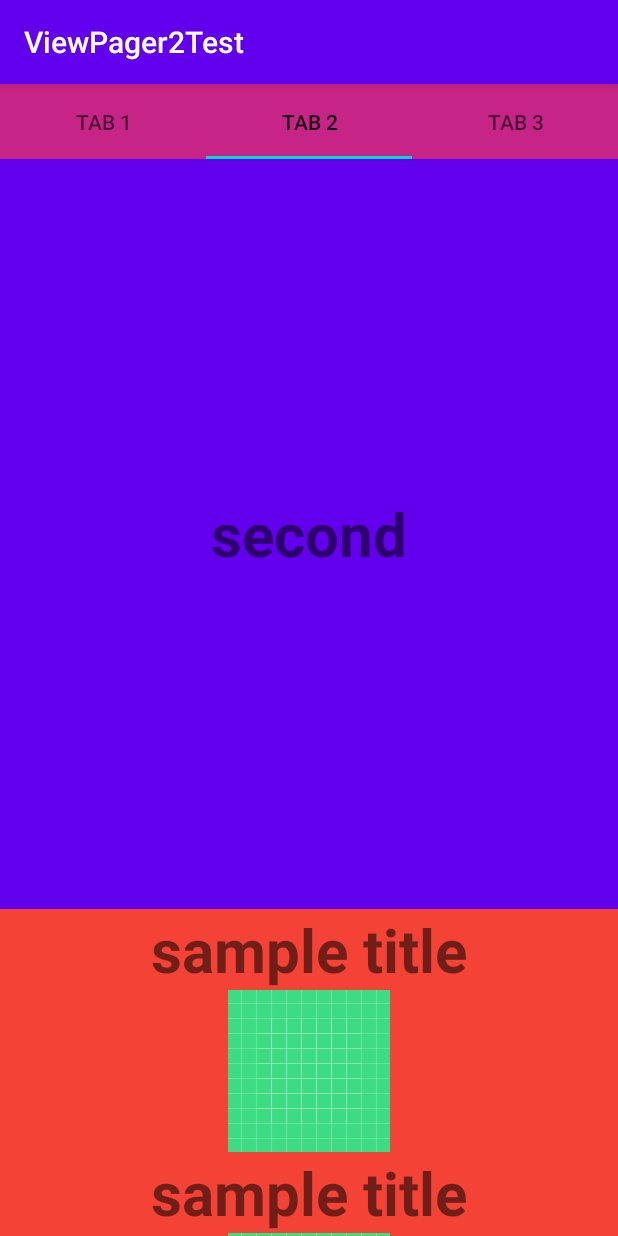
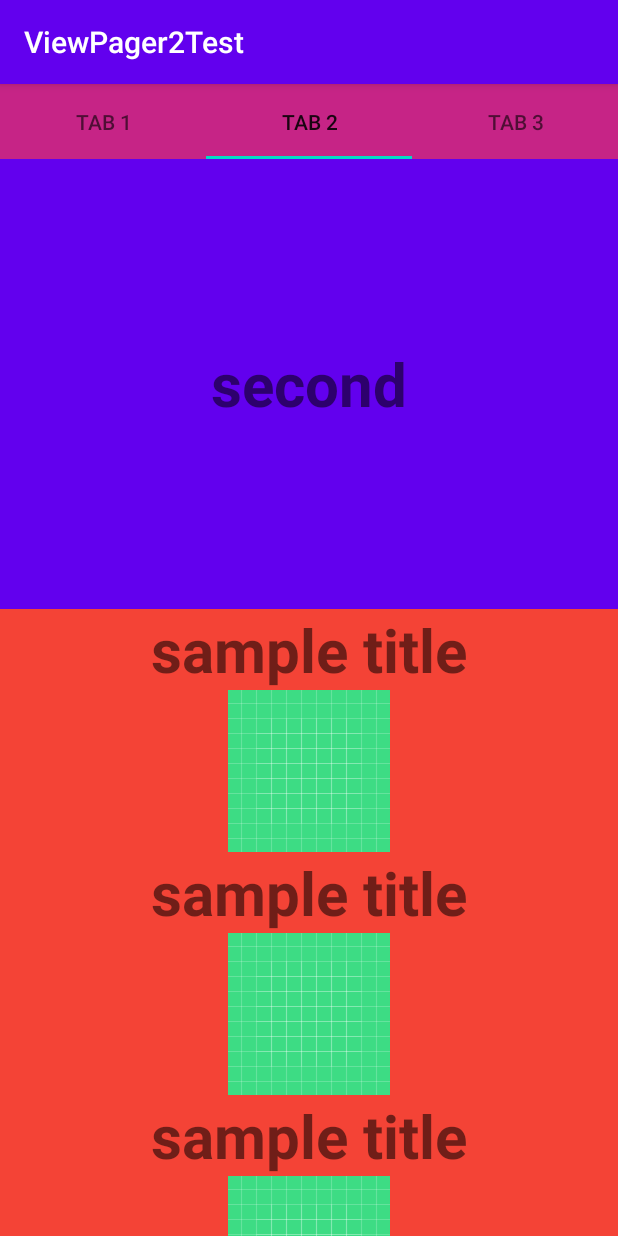
Before and after one commit to world9604/ViewPager2Test, an Android app: the screen it shows after launch (MainActivity), tab 2 chosen, on a phone screen of 412 x 824 dp. Run offline under Robolectric (Android 15) with nearby library versions, the phone set to English and light mode, and no system bars; our stand-ins replace Picasso, data binding.

Commit message:
[refactor] 리팩토링
- 리팩토링

```diff
--- a/app/src/main/AndroidManifest.xml
+++ b/app/src/main/AndroidManifest.xml
@@ -1,11 +1,6 @@
 <?xml version="1.0" encoding="utf-8"?>
 <manifest xmlns:android="http://schemas.android.com/apk/res/android"
     package="com.example.viewpager2test">
-
-    <uses-permission android:name="android.permission.ACCESS_NETWORK_STATE" />
-    <uses-permission android:name="android.permission.INTERNET" />
-    <uses-permission android:name="android.permission.READ_EXTERNAL_STORAGE" />
-    <uses-permission android:name="android.permission.WRITE_EXTERNAL_STORAGE" />
 
     <application
         android:allowBackup="true"
--- a/app/src/main/java/com/example/viewpager2test/MainActivity.kt
+++ b/app/src/main/java/com/example/viewpager2test/MainActivity.kt
@@ -15,27 +15,34 @@ class MainActivity : AppCompatActivity() {
     override fun onCreate(savedInstanceState: Bundle?) {
         super.onCreate(savedInstanceState)
 
-        val binding: ActivityMainBinding = DataBindingUtil.setContentView(
-            this, R.layout.activity_main)
+        // binding SetUp
+        val binding = (DataBindingUtil.setContentView(
+            this, R.layout.activity_main) as ActivityMainBinding)
+            .apply {
+                lifecycleOwner = this@MainActivity
+            }
 
-        binding.lifecycleOwner = this
+        // 1.FragmentStateAdapter 초기화
+        val pagerAdapter = PagerFragmentStateAdapter(this)
+            .apply {
+                addFragment(FirstFragment())
+                addFragment(SecondFragment())
+                addFragment(ThirdFragment())
+            }
 
-        val pagerAdapter = PagerFragmentStateAdapter(this)
-        pagerAdapter.addFragment(FirstFragment())
-        pagerAdapter.addFragment(SecondFragment())
-        pagerAdapter.addFragment(ThirdFragment())
+        // 2.ViewPager2의 Adapter 설정
+        val viewPager: ViewPager2 = binding.pager.apply {
+            adapter = pagerAdapter
+            registerOnPageChangeCallback(object : ViewPager2.OnPageChangeCallback() {
+                override fun onPageSelected(position: Int) {
+                    super.onPageSelected(position)
+                    Log.d("ViewPagerFragment", "Page ${position+1}")
+                }
+            })
+        }
 
-        val viewPager = binding.pager
-        viewPager.adapter = pagerAdapter
-        viewPager.registerOnPageChangeCallback(object : ViewPager2.OnPageChangeCallback() {
-            override fun onPageSelected(position: Int) {
-                super.onPageSelected(position)
-                Log.d("ViewPagerFragment", "Page ${position+1}")
-            }
-        })
-
-        val tabLayout = binding.tabLayout
-        TabLayoutMediator(tabLayout, viewPager) { tab, position ->
+        // 3.TabLayout과 ViewPager 연결
+        TabLayoutMediator(binding.tabLayout, viewPager) { tab, position ->
             tab.text = "Tab ${position + 1}"
         }.attach()
     }
--- a/app/src/main/java/com/example/viewpager2test/PagerFragmentStateAdapter.kt
+++ b/app/src/main/java/com/example/viewpager2test/PagerFragmentStateAdapter.kt
@@ -27,5 +27,4 @@ class PagerFragmentStateAdapter(fragmentActivity: FragmentActivity)
         fragments.removeAt(fragments.size - 1)
         notifyItemRemoved(fragments.size - 1)
     }
-
 }
--- a/app/src/main/java/com/example/viewpager2test/dto/item.kt
+++ b/app/src/main/java/com/example/viewpager2test/dto/item.kt
@@ -2,6 +2,5 @@ package com.example.viewpager2test.dto
 
 data class Item (
     val title: String = "sample title",
-    val content: String = "sample content",
-    val imgKey: String = "https://d1d9isgar8w0es.cloudfront.net/development/campus_talk/group/thumbnail_img/UZE2KZGEFW53I7JVU4L0.jpeg"
+    val content: String = "sample content"
 )
--- a/app/src/main/java/com/example/viewpager2test/fragment/secondFragment/SecondFragment.kt
+++ b/app/src/main/java/com/example/viewpager2test/fragment/secondFragment/SecondFragment.kt
@@ -32,12 +32,11 @@ class SecondFragment : Fragment(){
             lifecycleOwner = viewLifecycleOwner
             viewModel = requireActivity().obtainViewModel(SecondItemViewModel::class.java)
             vm = viewModel
-            recyclerView.setHasFixedSize(true)
-            recyclerView.adapter =
-                SecondRecyclerViewAdapter(
-                    arrayListOf()
-                )
-            recyclerView.layoutManager = LinearLayoutManager(requireActivity())
+            recyclerView.apply {
+                setHasFixedSize(true)
+                adapter = SecondRecyclerViewAdapter(arrayListOf())
+                layoutManager = LinearLayoutManager(requireActivity())
+            }
         }.root
     }
 
--- a/app/src/main/java/com/example/viewpager2test/fragment/secondFragment/SecondRecyclerViewAdapter.kt
+++ b/app/src/main/java/com/example/viewpager2test/fragment/secondFragment/SecondRecyclerViewAdapter.kt
@@ -6,15 +6,15 @@ import androidx.recyclerview.widget.RecyclerView
 import com.example.viewpager2test.databinding.VerticalViewItemBinding
 import com.example.viewpager2test.dto.Item
 
-class SecondRecyclerViewAdapter(var items: List<Item>)
+class SecondRecyclerViewAdapter(private var items: List<Item>)
     :RecyclerView.Adapter<SecondRecyclerViewAdapter.VerticalViewHolder>(){
 
     override fun onCreateViewHolder(parent: ViewGroup, viewType: Int): VerticalViewHolder {
-        val binding = VerticalViewItemBinding
+        return VerticalViewItemBinding
             .inflate(LayoutInflater.from(parent.context), parent, false)
-        return VerticalViewHolder(
-            binding
-        )
+            .run {
+                VerticalViewHolder(this)
+            }
     }
 
     override fun getItemCount(): Int {
@@ -30,6 +30,7 @@ class SecondRecyclerViewAdapter(var items: List<Item>)
         notifyDataSetChanged()
     }
 
+    // ViewHolder
     class VerticalViewHolder(private val binding: VerticalViewItemBinding)
         :RecyclerView.ViewHolder(binding.root){
 
--- a/app/src/main/java/com/example/viewpager2test/util/AdapterBindings.kt
+++ b/app/src/main/java/com/example/viewpager2test/util/AdapterBindings.kt
@@ -23,16 +23,4 @@ object AdapterBindings {
             }
         }
     }
-
-    @BindingAdapter("bind:src")
-    @JvmStatic
-    fun bindSrc(imageView: AppCompatImageView, imgKey: String?) {
-        Log.d(TEST, "bind:src : " + imgKey)
-        Picasso.get()
-                .load(imgKey)
-                .placeholder(R.drawable.ic_launcher_background)
-                .error(R.drawable.ic_launcher_background)
-                .fit()
-                .into(imageView)
-    }
 }
--- a/app/src/main/res/layout/activity_main.xml
+++ b/app/src/main/res/layout/activity_main.xml
@@ -1,10 +1,12 @@
 <?xml version="1.0" encoding="utf-8"?>
-<layout>
+<layout
+    xmlns:android="http://schemas.android.com/apk/res/android"
+    xmlns:app="http://schemas.android.com/apk/res-auto"
+    xmlns:tools="http://schemas.android.com/tools"
+    >
     <data>
     </data>
-    <androidx.constraintlayout.widget.ConstraintLayout xmlns:android="http://schemas.android.com/apk/res/android"
-        xmlns:app="http://schemas.android.com/apk/res-auto"
-        xmlns:tools="http://schemas.android.com/tools"
+    <androidx.constraintlayout.widget.ConstraintLayout
         android:layout_width="match_parent"
         android:layout_height="match_parent"
         tools:context=".MainActivity">
--- a/app/src/main/res/layout/fragment_second.xml
+++ b/app/src/main/res/layout/fragment_second.xml
@@ -16,7 +16,7 @@
         <TextView
             android:id="@+id/text_view"
             android:layout_width="match_parent"
-            android:layout_height="500dp"
+            android:layout_height="300dp"
             android:text="second"
             android:textStyle="bold"
             android:textSize="40sp"
--- a/app/src/main/res/layout/vertical_view_item.xml
+++ b/app/src/main/res/layout/vertical_view_item.xml
@@ -35,7 +35,7 @@
             android:layout_width="wrap_content"
             android:layout_height="wrap_content"
             android:gravity="center"
-            bind:src="@{item.imgKey}"
+            android:src="@drawable/ic_launcher_background"
             app:layout_constraintTop_toBottomOf="@+id/tv_title"
             app:layout_constraintStart_toStartOf="parent"
             app:layout_constraintEnd_toEndOf="parent"
```
